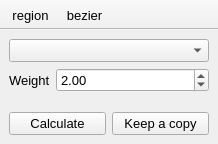
First picture: the form in plugins/Interpolate_path/Interpolate_path.ui, repository NeutrinoToolkit/Neutrino, before the edit.
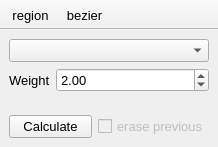
Second picture: the form after the edit. Icons and pictures are not drawn.

```diff
--- a/plugins/Interpolate_path/Interpolate_path.ui
+++ b/plugins/Interpolate_path/Interpolate_path.ui
@@ -7,7 +7,7 @@
     <x>0</x>
     <y>0</y>
     <width>218</width>
-    <height>144</height>
+    <height>147</height>
    </rect>
   </property>
   <property name="font">
@@ -88,14 +88,15 @@
      </widget>
     </item>
     <item row="2" column="1">
-     <widget class="QPushButton" name="duplicate">
-      <property name="font">
-       <font>
-        <pointsize>10</pointsize>
-       </font>
+     <widget class="QCheckBox" name="erasePrevious">
+      <property name="enabled">
+       <bool>false</bool>
       </property>
       <property name="text">
-       <string>Keep a copy</string>
+       <string>erase previous</string>
+      </property>
+      <property name="neutrinoSave" stdset="0">
+       <bool>true</bool>
       </property>
      </widget>
     </item>
```
Left out of the diff: 6 changed lines with no effect on the pictures.
